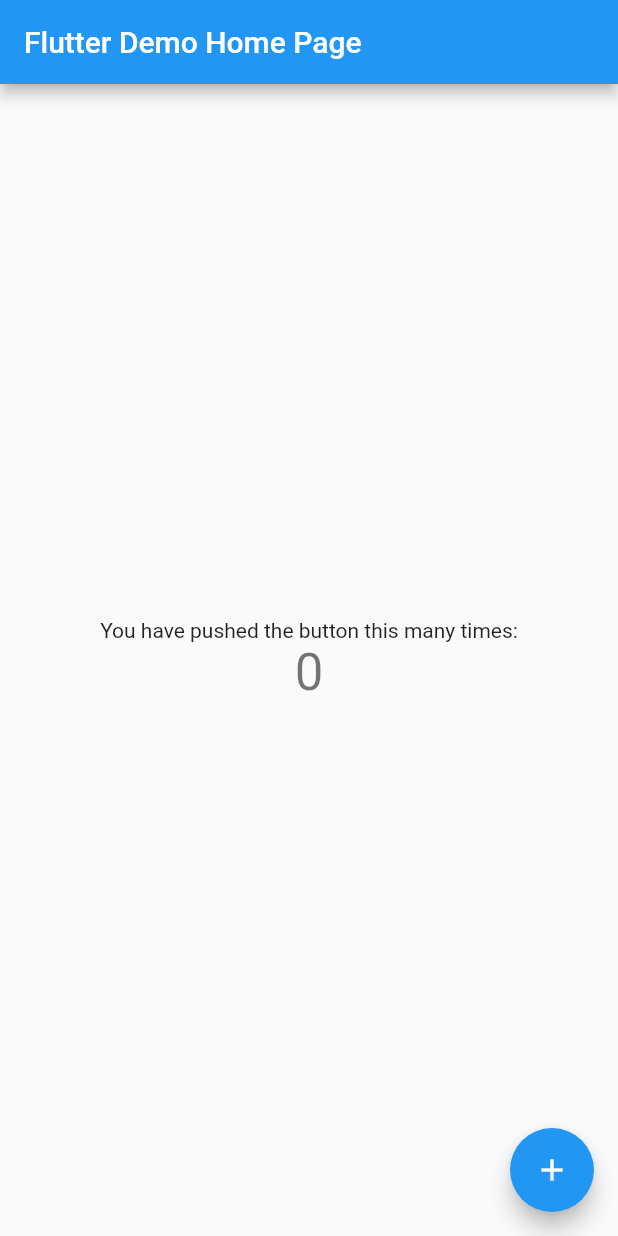
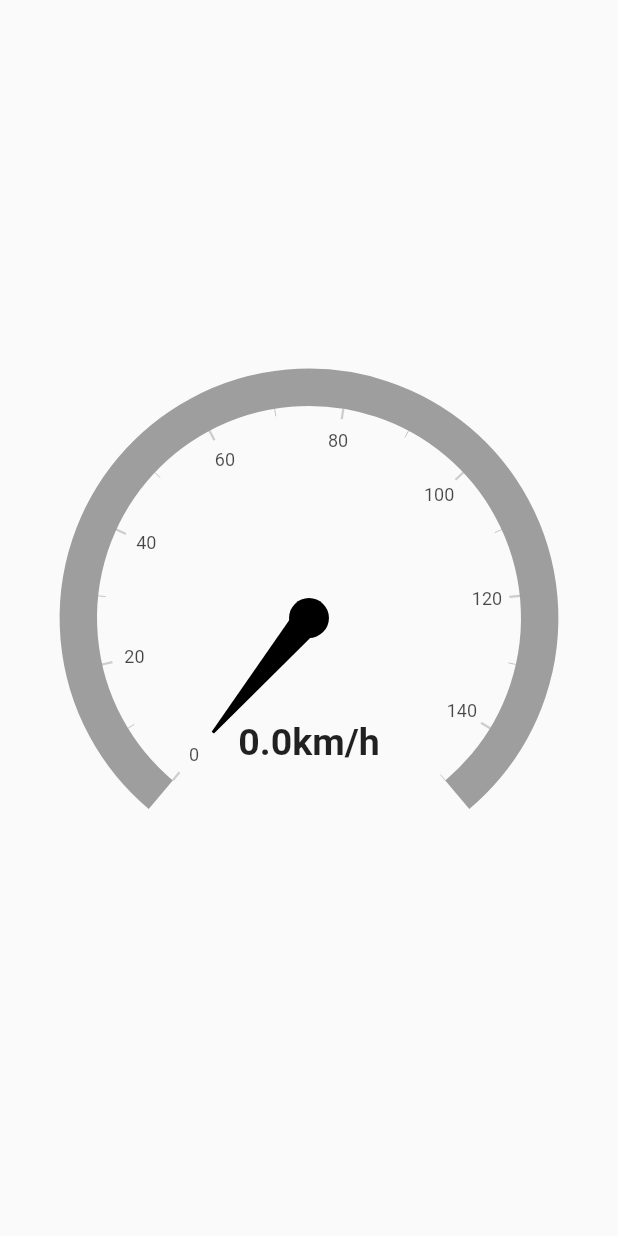
Before and after one commit to TinyKitten/FlutterSpeedometer, a Flutter app: the screen it shows after launch, on a phone screen of 412 x 824 dp. Run offline on Flutter 3.47's test engine with Material 2 defaults, Android fonts, the phone set to English and light mode, and no system bars; drawn by our look-alikes of syncfusion_flutter_gauges; our stand-ins replace geolocator.

Commit message:
位置とってゲージに表示するまで

```diff
--- a/lib/main.dart
+++ b/lib/main.dart
@@ -1,4 +1,6 @@
 import 'package:flutter/material.dart';
+import 'package:geolocator/geolocator.dart';
+import 'package:syncfusion_flutter_gauges/gauges.dart';
 
 void main() {
   runApp(const MyApp());
@@ -11,105 +13,100 @@
   @override
   Widget build(BuildContext context) {
     return MaterialApp(
-      title: 'Flutter Demo',
+      title: 'Speedometer',
       theme: ThemeData(
-        // This is the theme of your application.
-        //
-        // Try running your application with "flutter run". You'll see the
-        // application has a blue toolbar. Then, without quitting the app, try
-        // changing the primarySwatch below to Colors.green and then invoke
-        // "hot reload" (press "r" in the console where you ran "flutter run",
-        // or simply save your changes to "hot reload" in a Flutter IDE).
-        // Notice that the counter didn't reset back to zero; the application
-        // is not restarted.
-        primarySwatch: Colors.blue,
+        primarySwatch: Colors.blueGrey,
       ),
-      home: const MyHomePage(title: 'Flutter Demo Home Page'),
+      home: const MyHomePage(),
     );
   }
 }
 
 class MyHomePage extends StatefulWidget {
-  const MyHomePage({Key? key, required this.title}) : super(key: key);
-
-  // This widget is the home page of your application. It is stateful, meaning
-  // that it has a State object (defined below) that contains fields that affect
-  // how it looks.
-
-  // This class is the configuration for the state. It holds the values (in this
-  // case the title) provided by the parent (in this case the App widget) and
-  // used by the build method of the State. Fields in a Widget subclass are
-  // always marked "final".
-
-  final String title;
-
+  const MyHomePage({Key? key}) : super(key: key);
   @override
   State<MyHomePage> createState() => _MyHomePageState();
 }
 
 class _MyHomePageState extends State<MyHomePage> {
-  int _counter = 0;
+  double _speed = 0.0;
 
-  void _incrementCounter() {
-    setState(() {
-      // This call to setState tells the Flutter framework that something has
-      // changed in this State, which causes it to rerun the build method below
-      // so that the display can reflect the updated values. If we changed
-      // _counter without calling setState(), then the build method would not be
-      // called again, and so nothing would appear to happen.
-      _counter++;
-    });
+  @override
+  void initState() {
+    _updatePosition();
+    super.initState();
+  }
+
+  Future<void> _updatePosition() async {
+    bool serviceEnabled;
+    LocationPermission permission;
+
+    serviceEnabled = await Geolocator.isLocationServiceEnabled();
+    if (!serviceEnabled) {
+      return Future.error('Location services are disabled.');
+    }
+
+    permission = await Geolocator.checkPermission();
+    if (permission == LocationPermission.denied) {
+      permission = await Geolocator.requestPermission();
+      if (permission == LocationPermission.denied) {
+        return Future.error('Location permissions are denied');
+      }
+    }
+
+    if (permission == LocationPermission.deniedForever) {
+      // Permissions are denied forever, handle appropriately.
+      return Future.error(
+          'Location permissions are permanently denied, we cannot request permissions.');
+    }
+
+    Position position = await Geolocator.getCurrentPosition();
+    _speed = (position.speed * 18) / 5;
+  }
+
+  Widget _getGauge() {
+    return SfRadialGauge(axes: <RadialAxis>[
+      RadialAxis(
+          minimum: 0,
+          maximum: 150,
+          axisLineStyle: AxisLineStyle(
+              thickness: 0.15,
+              thicknessUnit: GaugeSizeUnit.factor,
+              color: Colors.grey),
+          ranges: <GaugeRange>[
+            GaugeRange(
+                startValue: 0,
+                endValue: _speed,
+                gradient: const SweepGradient(
+                    colors: <Color>[Color(0xFFBC4E9C), Color(0xFFF80759)],
+                    stops: <double>[0.25, 0.75]),
+                startWidth: 25,
+                endWidth: 25)
+          ],
+          pointers: <GaugePointer>[
+            NeedlePointer(value: _speed)
+          ],
+          annotations: <GaugeAnnotation>[
+            GaugeAnnotation(
+                widget: Container(
+                    child: Text('${_speed}km/h',
+                        style: const TextStyle(
+                            fontSize: 25, fontWeight: FontWeight.bold))),
+                angle: 90,
+                positionFactor: 0.5)
+          ])
+    ]);
   }
 
   @override
   Widget build(BuildContext context) {
-    // This method is rerun every time setState is called, for instance as done
-    // by the _incrementCounter method above.
-    //
-    // The Flutter framework has been optimized to make rerunning build methods
-    // fast, so that you can just rebuild anything that needs updating rather
-    // than having to individually change instances of widgets.
     return Scaffold(
-      appBar: AppBar(
-        // Here we take the value from the MyHomePage object that was created by
-        // the App.build method, and use it to set our appbar title.
-        title: Text(widget.title),
-      ),
       body: Center(
-        // Center is a layout widget. It takes a single child and positions it
-        // in the middle of the parent.
         child: Column(
-          // Column is also a layout widget. It takes a list of children and
-          // arranges them vertically. By default, it sizes itself to fit its
-          // children horizontally, and tries to be as tall as its parent.
-          //
-          // Invoke "debug painting" (press "p" in the console, choose the
-          // "Toggle Debug Paint" action from the Flutter Inspector in Android
-          // Studio, or the "Toggle Debug Paint" command in Visual Studio Code)
-          // to see the wireframe for each widget.
-          //
-          // Column has various properties to control how it sizes itself and
-          // how it positions its children. Here we use mainAxisAlignment to
-          // center the children vertically; the main axis here is the vertical
-          // axis because Columns are vertical (the cross axis would be
-          // horizontal).
           mainAxisAlignment: MainAxisAlignment.center,
-          children: <Widget>[
-            const Text(
-              'You have pushed the button this many times:',
-            ),
-            Text(
-              '$_counter',
-              style: Theme.of(context).textTheme.headline4,
-            ),
-          ],
+          children: <Widget>[_getGauge()],
         ),
       ),
-      floatingActionButton: FloatingActionButton(
-        onPressed: _incrementCounter,
-        tooltip: 'Increment',
-        child: const Icon(Icons.add),
-      ), // This trailing comma makes auto-formatting nicer for build methods.
     );
   }
 }
--- a/pubspec.yaml
+++ b/pubspec.yaml
@@ -3,7 +3,7 @@
 
 # The following line prevents the package from being accidentally published to
 # pub.dev using `flutter pub publish`. This is preferred for private packages.
-publish_to: 'none' # Remove this line if you wish to publish to pub.dev
+publish_to: "none" # Remove this line if you wish to publish to pub.dev
 
 # The following defines the version and build number for your application.
 # A version number is three numbers separated by dots, like 1.2.43
@@ -30,10 +30,11 @@
   flutter:
     sdk: flutter
 
-
   # The following adds the Cupertino Icons font to your application.
   # Use with the CupertinoIcons class for iOS style icons.
   cupertino_icons: ^1.0.2
+  syncfusion_flutter_gauges: ^19.4.53
+  geolocator: ^8.2.0
 
 dev_dependencies:
   flutter_test:
@@ -51,7 +52,6 @@
 
 # The following section is specific to Flutter.
 flutter:
-
   # The following line ensures that the Material Icons font is
   # included with your application, so that you can use the icons in
   # the material Icons class.
```
Also changed, not shown: pubspec.lock, 5 other files.
